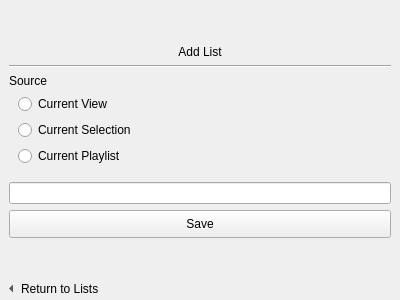
KDE/bangarang, file src/app/ui/audiolistsstack.ui: the form before one commit.
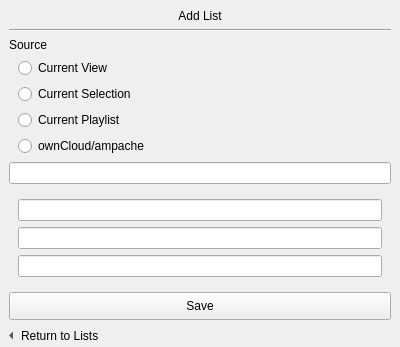
The form after the commit. The open tabs and pages were chosen to show the change. Icons and pictures are not drawn. Custom widgets are drawn as their Qt base class.

Commit message: add ownCloud/ampache server support.

What changed in the file:
```diff
--- a/src/app/ui/audiolistsstack.ui
+++ b/src/app/ui/audiolistsstack.ui
@@ -7,7 +7,7 @@
     <x>0</x>
     <y>0</y>
     <width>400</width>
-    <height>300</height>
+    <height>329</height>
    </rect>
   </property>
   <property name="windowTitle">
@@ -186,10 +186,7 @@
           </item>
           <item>
            <widget class="QWidget" name="widget_6" native="true">
-            <layout class="QVBoxLayout" name="verticalLayout_21">
-             <property name="spacing">
-              <number>-1</number>
-             </property>
+            <layout class="QVBoxLayout" name="verticalLayout_2">
              <property name="topMargin">
               <number>0</number>
              </property>
@@ -197,7 +194,7 @@
               <number>0</number>
              </property>
              <property name="bottomMargin">
-              <number>10</number>
+              <number>0</number>
              </property>
              <item>
               <widget class="QRadioButton" name="aListSourceView">
@@ -220,6 +217,13 @@
                </property>
               </widget>
              </item>
+             <item>
+              <widget class="QRadioButton" name="aListSourceAmpache">
+               <property name="text">
+                <string>ownCloud/ampache</string>
+               </property>
+              </widget>
+             </item>
             </layout>
            </widget>
           </item>
@@ -233,6 +237,36 @@
             </property>
            </widget>
           </item>
+          <item>
+           <widget class="QWidget" name="ampacheDataAdd" native="true">
+            <layout class="QVBoxLayout" name="verticalLayout_3">
+             <item>
+              <widget class="KLineEdit" name="ampacheServerAdd">
+               <property name="clickMessage">
+                <string>Server</string>
+               </property>
+              </widget>
+             </item>
+             <item>
+              <widget class="KLineEdit" name="ampacheUserNameAdd">
+               <property name="clickMessage">
+                <string>User Name</string>
+               </property>
+              </widget>
+             </item>
+             <item>
+              <widget class="KLineEdit" name="ampachePasswordAdd">
+               <property name="clickMessage">
+                <string>Password</string>
+               </property>
+               <property name="passwordMode">
+                <bool>true</bool>
+               </property>
+              </widget>
+             </item>
+            </layout>
+           </widget>
+          </item>
           <item>
            <widget class="QPushButton" name="saveAudioList">
             <property name="sizePolicy">
```
Left out of the diff: 60 changed lines with no effect on the pictures. The commit also changes 14 other files.
